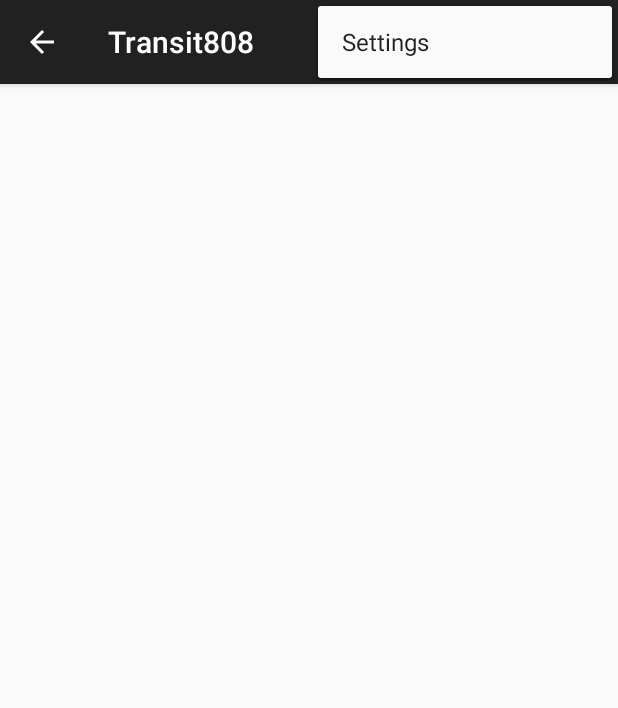
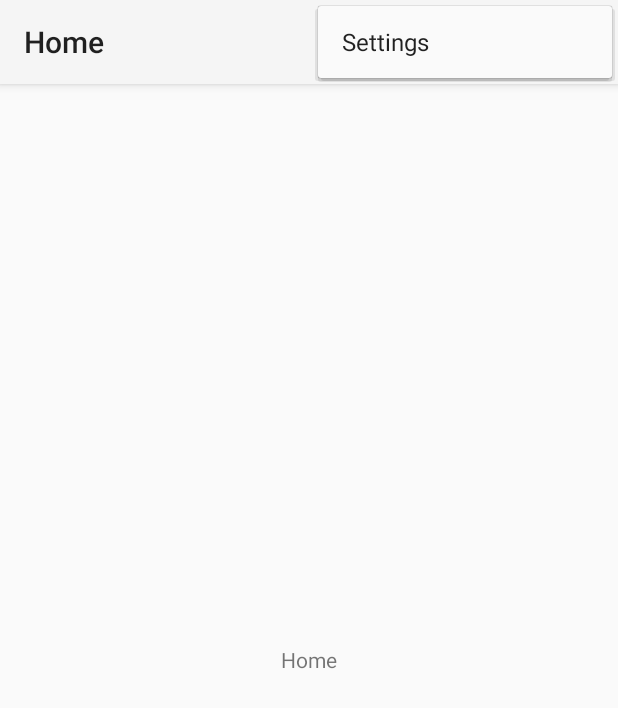
Before and after one commit to eduardgamiao/Transit808, an Android app: the screen it shows after launch (Home), with the options menu open, on a phone screen of 412 x 824 dp. Shown: the top 708 px of the screen. Run offline under Robolectric (Android 15) with nearby library versions, the phone set to English and light mode, and no system bars.

Commit message:
Semi-working scroll view.
Tutorial from
http://www.androidbegin.com/tutorial/android-viewpagertabstrip-fragments
-tutorial/

```diff
--- a/app/src/main/AndroidManifest.xml
+++ b/app/src/main/AndroidManifest.xml
@@ -6,7 +6,7 @@
         android:allowBackup="true"
         android:icon="@mipmap/ic_launcher"
         android:label="@string/app_name"
-        android:theme="@style/AppTheme" >
+        android:theme="@style/Theme.AppCompat.Light" >
         <activity
             android:name=".Home"
             android:label="@string/title_activity_home" >
--- /dev/null
+++ b/app/src/main/java/ics466uhm/transit808/FragmentTab1.java
@@ -0,0 +1,21 @@
+package ics466uhm.transit808;
+
+import android.os.Bundle;
+import android.support.v4.app.Fragment;
+import android.view.LayoutInflater;
+import android.view.View;
+import android.view.ViewGroup;
+
+import ics466uhm.transit808.R;
+
+public class FragmentTab1 extends Fragment {
+
+    @Override
+    public View onCreateView(LayoutInflater inflater, ViewGroup container,
+                             Bundle savedInstanceState) {
+        // Get the view from fragmenttab1.xml
+        View view = inflater.inflate(R.layout.fragmenttab1, container, false);
+        return view;
+    }
+
+}
--- /dev/null
+++ b/app/src/main/java/ics466uhm/transit808/FragmentTab2.java
@@ -0,0 +1,19 @@
+package ics466uhm.transit808;
+
+import android.os.Bundle;
+import android.support.v4.app.Fragment;
+import android.view.LayoutInflater;
+import android.view.View;
+import android.view.ViewGroup;
+
+public class FragmentTab2 extends Fragment {
+
+    @Override
+    public View onCreateView(LayoutInflater inflater, ViewGroup container,
+                             Bundle savedInstanceState) {
+        // Get the view from fragmenttab2.xml
+        View view = inflater.inflate(R.layout.fragmenttab2, container, false);
+        return view;
+    }
+
+}
--- a/app/src/main/java/ics466uhm/transit808/Home.java
+++ b/app/src/main/java/ics466uhm/transit808/Home.java
@@ -1,94 +1,34 @@
 package ics466uhm.transit808;
 
-import android.app.Activity;
+import android.support.v4.app.FragmentActivity;
+import android.support.v4.view.ViewPager;
 import android.support.v7.app.ActionBarActivity;
-import android.support.v7.app.ActionBar;
-import android.support.v4.app.Fragment;
-import android.support.v4.app.FragmentManager;
-import android.content.Context;
-import android.os.Build;
 import android.os.Bundle;
-import android.view.Gravity;
-import android.view.LayoutInflater;
 import android.view.Menu;
 import android.view.MenuItem;
-import android.view.View;
-import android.view.ViewGroup;
-import android.support.v4.widget.DrawerLayout;
-import android.widget.ArrayAdapter;
-import android.widget.TextView;
 
 
-public class Home extends ActionBarActivity
-        implements NavigationDrawerFragment.NavigationDrawerCallbacks {
-
-    /**
-     * Fragment managing the behaviors, interactions and presentation of the navigation drawer.
-     */
-    private NavigationDrawerFragment mNavigationDrawerFragment;
-
-    /**
-     * Used to store the last screen title. For use in {@link #restoreActionBar()}.
-     */
-    private CharSequence mTitle;
+public class Home extends ActionBarActivity {
 
     @Override
     protected void onCreate(Bundle savedInstanceState) {
         super.onCreate(savedInstanceState);
+        // Get the view from activity_main.xml
         setContentView(R.layout.activity_home);
 
-        mNavigationDrawerFragment = (NavigationDrawerFragment)
-                getSupportFragmentManager().findFragmentById(R.id.navigation_drawer);
-        mTitle = getTitle();
+        // Locate the viewpager in activity_main.xml
+        ViewPager viewPager = (ViewPager) findViewById(R.id.pager);
 
-        // Set up the drawer.
-        mNavigationDrawerFragment.setUp(
-                R.id.navigation_drawer,
-                (DrawerLayout) findViewById(R.id.drawer_layout));
-    }
-
-    @Override
-    public void onNavigationDrawerItemSelected(int position) {
-        // update the main content by replacing fragments
-        FragmentManager fragmentManager = getSupportFragmentManager();
-        fragmentManager.beginTransaction()
-                .replace(R.id.container, PlaceholderFragment.newInstance(position + 1))
-                .commit();
-    }
-
-    public void onSectionAttached(int number) {
-        switch (number) {
-            case 1:
-                mTitle = getString(R.string.title_section1);
-                break;
-            case 2:
-                mTitle = getString(R.string.title_section2);
-                break;
-            case 3:
-                mTitle = getString(R.string.title_section3);
-                break;
-        }
-    }
-
-    public void restoreActionBar() {
-        ActionBar actionBar = getSupportActionBar();
-        actionBar.setNavigationMode(ActionBar.NAVIGATION_MODE_STANDARD);
-        actionBar.setDisplayShowTitleEnabled(true);
-        actionBar.setTitle(mTitle);
+        // Set the ViewPagerAdapter into ViewPager
+        viewPager.setAdapter(new ViewPagerAdapter(getSupportFragmentManager()));
     }
 
 
     @Override
     public boolean onCreateOptionsMenu(Menu menu) {
-        if (!mNavigationDrawerFragment.isDrawerOpen()) {
-            // Only show items in the action bar relevant to this screen
-            // if the drawer is not showing. Otherwise, let the drawer
-            // decide what to show in the action bar.
-            getMenuInflater().inflate(R.menu.home, menu);
-            restoreActionBar();
-            return true;
-        }
-        return super.onCreateOptionsMenu(menu);
+        // Inflate the menu; this adds items to the action bar if it is present.
+        getMenuInflater().inflate(R.menu.menu_home, menu);
+        return true;
     }
 
     @Override
@@ -105,45 +45,4 @@ public class Home extends ActionBarActivity
 
         return super.onOptionsItemSelected(item);
     }
-
-    /**
-     * A placeholder fragment containing a simple view.
-     */
-    public static class PlaceholderFragment extends Fragment {
-        /**
-         * The fragment argument representing the section number for this
-         * fragment.
-         */
-        private static final String ARG_SECTION_NUMBER = "section_number";
-
-        /**
-         * Returns a new instance of this fragment for the given section
-         * number.
-         */
-        public static PlaceholderFragment newInstance(int sectionNumber) {
-            PlaceholderFragment fragment = new PlaceholderFragment();
-            Bundle args = new Bundle();
-            args.putInt(ARG_SECTION_NUMBER, sectionNumber);
-            fragment.setArguments(args);
-            return fragment;
-        }
-
-        public PlaceholderFragment() {
-        }
-
-        @Override
-        public View onCreateView(LayoutInflater inflater, ViewGroup container,
-                                 Bundle savedInstanceState) {
-            View rootView = inflater.inflate(R.layout.fragment_home, container, false);
-            return rootView;
-        }
-
-        @Override
-        public void onAttach(Activity activity) {
-            super.onAttach(activity);
-            ((Home) activity).onSectionAttached(
-                    getArguments().getInt(ARG_SECTION_NUMBER));
-        }
-    }
-
 }
--- a/app/src/main/java/ics466uhm/transit808/NavigationDrawerFragment.java
+++ /dev/null
@@ -1,282 +0,0 @@
-package ics466uhm.transit808;
-
-import android.support.v7.app.ActionBarActivity;
-import android.app.Activity;
-import android.support.v7.app.ActionBar;
-import android.support.v4.app.Fragment;
-import android.support.v4.app.ActionBarDrawerToggle;
-import android.support.v4.view.GravityCompat;
-import android.support.v4.widget.DrawerLayout;
-import android.content.SharedPreferences;
-import android.content.res.Configuration;
-import android.os.Bundle;
-import android.preference.PreferenceManager;
-import android.view.LayoutInflater;
-import android.view.Menu;
-import android.view.MenuInflater;
-import android.view.MenuItem;
-import android.view.View;
-import android.view.ViewGroup;
-import android.widget.AdapterView;
-import android.widget.ArrayAdapter;
-import android.widget.ListView;
-import android.widget.Toast;
-
-/**
- * Fragment used for managing interactions for and presentation of a navigation drawer.
- * See the <a href="https://developer.android.com/design/patterns/navigation-drawer.html#Interaction">
- * design guidelines</a> for a complete explanation of the behaviors implemented here.
- */
-public class NavigationDrawerFragment extends Fragment {
-
-    /**
-     * Remember the position of the selected item.
-     */
-    private static final String STATE_SELECTED_POSITION = "selected_navigation_drawer_position";
-
-    /**
-     * Per the design guidelines, you should show the drawer on launch until the user manually
-     * expands it. This shared preference tracks this.
-     */
-    private static final String PREF_USER_LEARNED_DRAWER = "navigation_drawer_learned";
-
-    /**
-     * A pointer to the current callbacks instance (the Activity).
-     */
-    private NavigationDrawerCallbacks mCallbacks;
-
-    /**
-     * Helper component that ties the action bar to the navigation drawer.
-     */
-    private ActionBarDrawerToggle mDrawerToggle;
-
-    private DrawerLayout mDrawerLayout;
-    private ListView mDrawerListView;
-    private View mFragmentContainerView;
-
-    private int mCurrentSelectedPosition = 0;
-    private boolean mFromSavedInstanceState;
-    private boolean mUserLearnedDrawer;
-
-    public NavigationDrawerFragment() {
-    }
-
-    @Override
-    public void onCreate(Bundle savedInstanceState) {
-        super.onCreate(savedInstanceState);
-
-        // Read in the flag indicating whether or not the user has demonstrated awareness of the
-        // drawer. See PREF_USER_LEARNED_DRAWER for details.
-        SharedPreferences sp = PreferenceManager.getDefaultSharedPreferences(getActivity());
-        mUserLearnedDrawer = sp.getBoolean(PREF_USER_LEARNED_DRAWER, false);
-
-        if (savedInstanceState != null) {
-            mCurrentSelectedPosition = savedInstanceState.getInt(STATE_SELECTED_POSITION);
-            mFromSavedInstanceState = true;
-        }
-
-        // Select either the default item (0) or the last selected item.
-        selectItem(mCurrentSelectedPosition);
-    }
-
-    @Override
-    public void onActivityCreated(Bundle savedInstanceState) {
-        super.onActivityCreated(savedInstanceState);
-        // Indicate that this fragment would like to influence the set of actions in the action bar.
-        setHasOptionsMenu(true);
-    }
-
-    @Override
-    public View onCreateView(LayoutInflater inflater, ViewGroup container,
-                             Bundle savedInstanceState) {
-        mDrawerListView = (ListView) inflater.inflate(
-                R.layout.fragment_navigation_drawer, container, false);
-        mDrawerListView.setOnItemClickListener(new AdapterView.OnItemClickListener() {
-            @Override
-            public void onItemClick(AdapterView<?> parent, View view, int position, long id) {
-                selectItem(position);
-            }
-        });
-        mDrawerListView.setAdapter(new ArrayAdapter<String>(
-                getActionBar().getThemedContext(),
-                android.R.layout.simple_list_item_activated_1,
-                android.R.id.text1,
-                new String[]{
-                        getString(R.string.title_section1),
-                        getString(R.string.title_section2),
-                        getString(R.string.title_section3),
-                }));
-        mDrawerListView.setItemChecked(mCurrentSelectedPosition, true);
-        return mDrawerListView;
-    }
-
-    public boolean isDrawerOpen() {
-        return mDrawerLayout != null && mDrawerLayout.isDrawerOpen(mFragmentContainerView);
-    }
-
-    /**
-     * Users of this fragment must call this method to set up the navigation drawer interactions.
-     *
-     * @param fragmentId   The android:id of this fragment in its activity's layout.
-     * @param drawerLayout The DrawerLayout containing this fragment's UI.
-     */
-    public void setUp(int fragmentId, DrawerLayout drawerLayout) {
-        mFragmentContainerView = getActivity().findViewById(fragmentId);
-        mDrawerLayout = drawerLayout;
-
-        // set a custom shadow that overlays the main content when the drawer opens
-        mDrawerLayout.setDrawerShadow(R.drawable.drawer_shadow, GravityCompat.START);
-        // set up the drawer's list view with items and click listener
-
-        ActionBar actionBar = getActionBar();
-        actionBar.setDisplayHomeAsUpEnabled(true);
-        actionBar.setHomeButtonEnabled(true);
-
-        // ActionBarDrawerToggle ties together the the proper interactions
-        // between the navigation drawer and the action bar app icon.
-        mDrawerToggle = new ActionBarDrawerToggle(
-                getActivity(),                    /* host Activity */
-                mDrawerLayout,                    /* DrawerLayout object */
-                R.drawable.ic_drawer,             /* nav drawer image to replace 'Up' caret */
-                R.string.navigation_drawer_open,  /* "open drawer" description for accessibility */
-                R.string.navigation_drawer_close  /* "close drawer" description for accessibility */
-        ) {
-            @Override
-            public void onDrawerClosed(View drawerView) {
-                super.onDrawerClosed(drawerView);
-                if (!isAdded()) {
-                    return;
-                }
-
-                getActivity().supportInvalidateOptionsMenu(); // calls onPrepareOptionsMenu()
-            }
-
-            @Override
-            public void onDrawerOpened(View drawerView) {
-                super.onDrawerOpened(drawerView);
-                if (!isAdded()) {
-                    return;
-                }
-
-                if (!mUserLearnedDrawer) {
-                    // The user manually opened the drawer; store this flag to prevent auto-showing
-                    // the navigation drawer automatically in the future.
-                    mUserLearnedDrawer = true;
-                    SharedPreferences sp = PreferenceManager
-                            .getDefaultSharedPreferences(getActivity());
-                    sp.edit().putBoolean(PREF_USER_LEARNED_DRAWER, true).apply();
-                }
-
-                getActivity().supportInvalidateOptionsMenu(); // calls onPrepareOptionsMenu()
-            }
-        };
-
-        // If the user hasn't 'learned' about the drawer, open it to introduce them to the drawer,
-        // per the navigation drawer design guidelines.
-        if (!mUserLearnedDrawer && !mFromSavedInstanceState) {
-            mDrawerLayout.openDrawer(mFragmentContainerView);
-        }
-
-        // Defer code dependent on restoration of previous instance state.
-        mDrawerLayout.post(new Runnable() {
-            @Override
-            public void run() {
-                mDrawerToggle.syncState();
-            }
-        });
-
-        mDrawerLayout.setDrawerListener(mDrawerToggle);
-    }
-
-    private void selectItem(int position) {
-        mCurrentSelectedPosition = position;
-        if (mDrawerListView != null) {
-            mDrawerListView.setItemChecked(position, true);
-        }
-        if (mDrawerLayout != null) {
-            mDrawerLayout.closeDrawer(mFragmentContainerView);
-        }
-        if (mCallbacks != null) {
-            mCallbacks.onNavigationDrawerItemSelected(position);
-        }
-    }
-
-    @Override
-    public void onAttach(Activity activity) {
-        super.onAttach(activity);
-        try {
-            mCallbacks = (NavigationDrawerCallbacks) activity;
-        } catch (ClassCastException e) {
-            throw new ClassCastException("Activity must implement NavigationDrawerCallbacks.");
-        }
-    }
-
-    @Override
-    public void onDetach() {
-        super.onDetach();
-        mCallbacks = null;
-    }
-
-    @Override
-    public void onSaveInstanceState(Bundle outState) {
-        super.onSaveInstanceState(outState);
-        outState.putInt(STATE_SELECTED_POSITION, mCurrentSelectedPosition);
-    }
-
-    @Override
-    public void onConfigurationChanged(Configuration newConfig) {
-        super.onConfigurationChanged(newConfig);
-        // Forward the new configuration the drawer toggle component.
-        mDrawerToggle.onConfigurationChanged(newConfig);
-    }
-
-    @Override
-    public void onCreateOptionsMenu(Menu menu, MenuInflater inflater) {
-        // If the drawer is open, show the global app actions in the action bar. See also
-        // showGlobalContextActionBar, which controls the top-left area of the action bar.
-        if (mDrawerLayout != null && isDrawerOpen()) {
-            inflater.inflate(R.menu.global, menu);
-            showGlobalContextActionBar();
-        }
-        super.onCreateOptionsMenu(menu, inflater);
-    }
-
-    @Override
-    public boolean onOptionsItemSelected(MenuItem item) {
-        if (mDrawerToggle.onOptionsItemSelected(item)) {
-            return true;
-        }
-
-        if (item.getItemId() == R.id.action_example) {
-            Toast.makeText(getActivity(), "Example action.", Toast.LENGTH_SHORT).show();
-            return true;
-        }
-
-        return super.onOptionsItemSelected(item);
-    }
-
-    /**
-     * Per the navigation drawer design guidelines, updates the action bar to show the global app
-     * 'context', rather than just what's in the current screen.
-     */
-    private void showGlobalContextActionBar() {
-        ActionBar actionBar = getActionBar();
-        actionBar.setDisplayShowTitleEnabled(true);
-        actionBar.setNavigationMode(ActionBar.NAVIGATION_MODE_STANDARD);
-        actionBar.setTitle(R.string.app_name);
-    }
-
-    private ActionBar getActionBar() {
-        return ((ActionBarActivity) getActivity()).getSupportActionBar();
-    }
-
-    /**
-     * Callbacks interface that all activities using this fragment must implement.
-     */
-    public static interface NavigationDrawerCallbacks {
-        /**
-         * Called when an item in the navigation drawer is selected.
-         */
-        void onNavigationDrawerItemSelected(int position);
-    }
-}
--- /dev/null
+++ b/app/src/main/java/ics466uhm/transit808/ViewPagerAdapter.java
@@ -0,0 +1,50 @@
+package ics466uhm.transit808;
+
+import android.content.Context;
+import android.support.v4.app.Fragment;
+import android.support.v4.app.FragmentManager;
+import android.support.v4.app.FragmentPagerAdapter;
+
+public class ViewPagerAdapter extends FragmentPagerAdapter {
+
+    final int PAGE_COUNT = 3;
+    // Tab Titles
+    private String tabtitles[] = new String[] { "Tab1", "Tab2", "Tab3" };
+    Context context;
+
+    public ViewPagerAdapter(FragmentManager fm) {
+        super(fm);
+    }
+
+    @Override
+    public int getCount() {
+        return PAGE_COUNT;
+    }
+
+    @Override
+    public Fragment getItem(int position) {
+        switch (position) {
+
+            // Open FragmentTab1.java
+            case 0:
+                FragmentTab1 fragmenttab1 = new FragmentTab1();
+                return fragmenttab1;
+
+            // Open FragmentTab2.java
+            case 1:
+                FragmentTab2 fragmenttab2 = new FragmentTab2();
+                return fragmenttab2;
+
+            // Open FragmentTab3.java
+            case 2:
+                FragmentTab3 fragmenttab3 = new FragmentTab3();
+                return fragmenttab3;
+        }
+        return null;
+    }
+
+    @Override
+    public CharSequence getPageTitle(int position) {
+        return tabtitles[position];
+    }
+}
--- a/app/src/main/res/layout/activity_home.xml
+++ b/app/src/main/res/layout/activity_home.xml
@@ -1,24 +1,15 @@
-<!-- A DrawerLayout is intended to be used as the top-level content view using match_parent for both width and height to consume the full space available. -->
-<android.support.v4.widget.DrawerLayout xmlns:android="http://schemas.android.com/apk/res/android"
-    xmlns:tools="http://schemas.android.com/tools" android:id="@+id/drawer_layout"
-    android:layout_width="match_parent" android:layout_height="match_parent"
+<RelativeLayout xmlns:android="http://schemas.android.com/apk/res/android"
+    xmlns:tools="http://schemas.android.com/tools" android:layout_width="match_parent"
+    android:layout_height="match_parent" android:paddingLeft="@dimen/activity_horizontal_margin"
+    android:paddingRight="@dimen/activity_horizontal_margin"
+    android:paddingTop="@dimen/activity_vertical_margin"
+    android:paddingBottom="@dimen/activity_vertical_margin"
     tools:context="ics466uhm.transit808.Home">
 
-    <!-- As the main content view, the view below consumes the entire
-         space available using match_parent in both dimensions. -->
-    <FrameLayout android:id="@+id/container" android:layout_width="match_parent"
+    <android.support.v4.view.ViewPager
+        xmlns:android="http://schemas.android.com/apk/res/android"
+        android:id="@+id/pager"
+        android:layout_width="match_parent"
         android:layout_height="match_parent" />
 
-    <!-- android:layout_gravity="start" tells DrawerLayout to treat
-         this as a sliding drawer on the left side for left-to-right
-         languages and on the right side for right-to-left languages.
-         If you're not building against API 17 or higher, use
-         android:layout_gravity="left" instead. -->
-    <!-- The drawer is given a fixed width in dp and extends the full height of
-         the container. -->
-    <fragment android:id="@+id/navigation_drawer"
-        android:layout_width="@dimen/navigation_drawer_width" android:layout_height="match_parent"
-        android:layout_gravity="start" android:name="ics466uhm.transit808.NavigationDrawerFragment"
-        tools:layout="@layout/fragment_navigation_drawer" />
-
-</android.support.v4.widget.DrawerLayout>
+</RelativeLayout>
--- a/app/src/main/res/layout/fragment_home.xml
+++ /dev/null
@@ -1,12 +0,0 @@
-<RelativeLayout xmlns:android="http://schemas.android.com/apk/res/android"
-    xmlns:tools="http://schemas.android.com/tools" android:layout_width="match_parent"
-    android:layout_height="match_parent" android:paddingLeft="@dimen/activity_horizontal_margin"
-    android:paddingRight="@dimen/activity_horizontal_margin"
-    android:paddingTop="@dimen/activity_vertical_margin"
-    android:paddingBottom="@dimen/activity_vertical_margin"
-    tools:context="ics466uhm.transit808.Home$PlaceholderFragment">
-
-    <TextView android:id="@+id/section_label" android:layout_width="wrap_content"
-        android:layout_height="wrap_content" />
-
-</RelativeLayout>
--- a/app/src/main/res/layout/fragment_navigation_drawer.xml
+++ /dev/null
@@ -1,5 +0,0 @@
-<ListView xmlns:android="http://schemas.android.com/apk/res/android"
-    xmlns:tools="http://schemas.android.com/tools" android:layout_width="match_parent"
-    android:layout_height="match_parent" android:choiceMode="singleChoice"
-    android:divider="@android:color/transparent" android:dividerHeight="0dp"
-    android:background="#cccc" tools:context="ics466uhm.transit808.NavigationDrawerFragment" />
--- /dev/null
+++ b/app/src/main/res/layout/fragmenttab1.xml
@@ -0,0 +1,14 @@
+<RelativeLayout xmlns:android="http://schemas.android.com/apk/res/android"
+    xmlns:tools="http://schemas.android.com/tools"
+    android:layout_width="match_parent"
+    android:layout_height="match_parent"
+    android:title="Home">
+
+    <TextView
+        android:layout_width="wrap_content"
+        android:layout_height="wrap_content"
+        android:layout_centerHorizontal="true"
+        android:layout_centerVertical="true"
+        android:text="@string/Fragment1" />
+
+</RelativeLayout>
--- /dev/null
+++ b/app/src/main/res/menu/menu_home.xml
@@ -0,0 +1,6 @@
+<menu xmlns:android="http://schemas.android.com/apk/res/android"
+    xmlns:app="http://schemas.android.com/apk/res-auto"
+    xmlns:tools="http://schemas.android.com/tools" tools:context="ics466uhm.transit808.Home">
+    <item android:id="@+id/action_settings" android:title="@string/action_settings"
+        android:orderInCategory="100" app:showAsAction="never" />
+</menu>
--- a/app/src/main/res/values/strings.xml
+++ b/app/src/main/res/values/strings.xml
@@ -13,4 +13,7 @@
     <string name="navigation_drawer_close">Close navigation drawer</string>
 
     <string name="action_example">Example action</string>
+    <string name="Fragment1">Home</string>
+    <string name="Fragment2">Times</string>
+    <string name="Fragment3">Trips</string>
 </resources>
```
Also changed, not shown: app/src/main/java/ics466uhm/transit808/FragmentTab3.java (added, +22 -0 lines), app/src/main/res/layout/activity_main.xml (added, +15 -0 lines), app/src/main/res/layout/fragmenttab2.xml (added, +14 -0 lines), app/src/main/res/layout/fragmenttab3.xml (added, +14 -0 lines).
